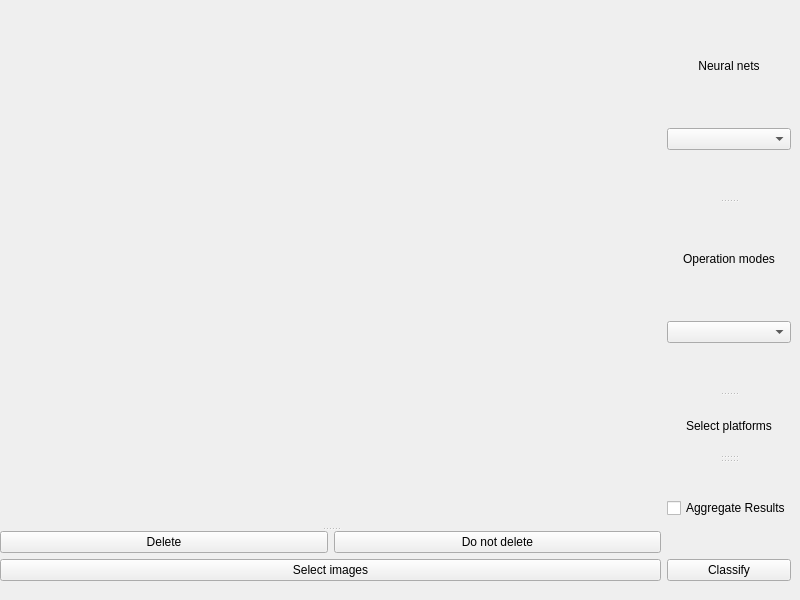
Above: src/gui/handler/ui/StartWidget.ui from MaximilianFranz/hics before the change. Below: the same form after it.
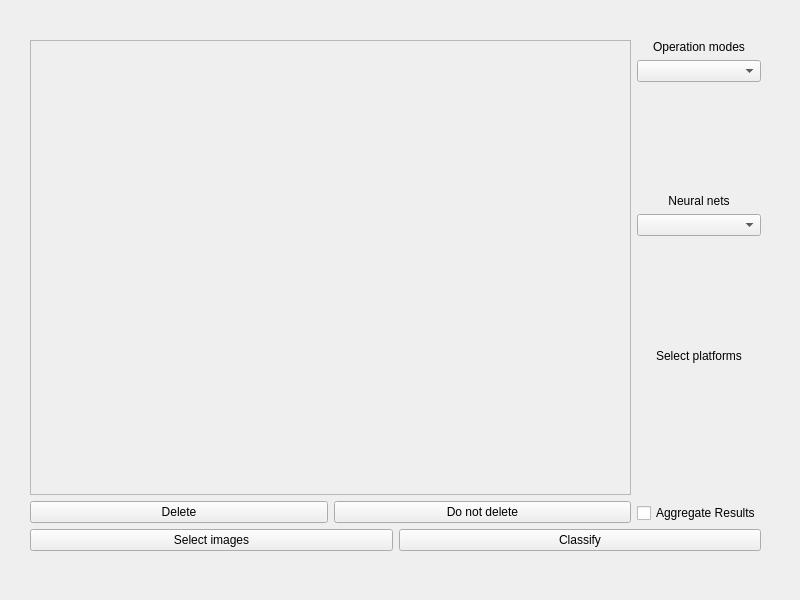
That is the form after the change.

Commit message: Changed StartWidget's design.

The edit to the form file:
```diff
--- a/src/gui/handler/ui/StartWidget.ui
+++ b/src/gui/handler/ui/StartWidget.ui
@@ -10,44 +10,85 @@
     <height>600</height>
    </rect>
   </property>
+  <property name="sizePolicy">
+   <sizepolicy hsizetype="Fixed" vsizetype="Fixed">
+    <horstretch>0</horstretch>
+    <verstretch>0</verstretch>
+   </sizepolicy>
+  </property>
   <property name="windowTitle">
    <string>Form</string>
   </property>
   <widget class="QWidget" name="layoutWidget">
    <property name="geometry">
     <rect>
-     <x>0</x>
-     <y>10</y>
-     <width>791</width>
-     <height>571</height>
+     <x>30</x>
+     <y>40</y>
+     <width>731</width>
+     <height>511</height>
     </rect>
    </property>
-   <layout class="QGridLayout" name="gridLayout">
-    <item row="2" column="1">
-     <widget class="QPushButton" name="classificationQPushButton">
-      <property name="text">
-       <string>Classify</string>
-      </property>
-     </widget>
+   <layout class="QGridLayout" name="startWidgetMainGridLayout" rowstretch="1,0" columnstretch="3,0">
+    <property name="sizeConstraint">
+     <enum>QLayout::SetNoConstraint</enum>
+    </property>
+    <item row="1" column="0" colspan="2">
+     <layout class="QHBoxLayout" name="buttonsLayout" stretch="0,0">
+      <item>
+       <widget class="QPushButton" name="selectInputImagesQPushButton">
+        <property name="text">
+         <string>Select images</string>
+        </property>
+       </widget>
+      </item>
+      <item>
+       <widget class="QPushButton" name="classificationQPushButton">
+        <property name="text">
+         <string>Classify</string>
+        </property>
+       </widget>
+      </item>
+     </layout>
     </item>
-    <item row="1" column="0">
-     <widget class="QSplitter" name="imagesQSplitter">
-      <property name="sizePolicy">
-       <sizepolicy hsizetype="Ignored" vsizetype="Fixed">
-        <horstretch>0</horstretch>
-        <verstretch>0</verstretch>
-       </sizepolicy>
+    <item row="0" column="0">
+     <layout class="QVBoxLayout" name="userImagesLayout" stretch="10,0">
+      <property name="sizeConstraint">
+       <enum>QLayout::SetDefaultConstraint</enum>
       </property>
-      <property name="orientation">
-       <enum>Qt::Vertical</enum>
-      </property>
-      <widget class="QWidget" name="gridLayoutWidget">
-       <layout class="QGridLayout" name="inputImagesQGridLayout"/>
-      </widget>
-      <widget class="QWidget" name="layoutWidget">
-       <layout class="QHBoxLayout" name="deletionQHBoxLayout">
+      <item>
+       <layout class="QGridLayout" name="inputImagesQGridLayout">
+        <property name="sizeConstraint">
+         <enum>QLayout::SetMaximumSize</enum>
+        </property>
+        <item row="0" column="0">
+         <widget class="QScrollArea" name="scrollArea">
+          <property name="widgetResizable">
+           <bool>true</bool>
+          </property>
+          <widget class="QWidget" name="scrollAreaWidgetContents">
+           <property name="geometry">
+            <rect>
+             <x>0</x>
+             <y>0</y>
+             <width>559</width>
+             <height>433</height>
+            </rect>
+           </property>
+          </widget>
+         </widget>
+        </item>
+       </layout>
+      </item>
+      <item>
+       <layout class="QHBoxLayout" name="horizontalLayout" stretch="0,0">
         <item>
          <widget class="QPushButton" name="confirmDeletionQPushButton">
+          <property name="sizePolicy">
+           <sizepolicy hsizetype="Preferred" vsizetype="Fixed">
+            <horstretch>0</horstretch>
+            <verstretch>0</verstretch>
+           </sizepolicy>
+          </property>
           <property name="text">
            <string>Delete</string>
           </property>
@@ -55,39 +96,75 @@
         </item>
         <item>
          <widget class="QPushButton" name="abortDeletionQPushButton">
+          <property name="sizePolicy">
+           <sizepolicy hsizetype="Preferred" vsizetype="Fixed">
+            <horstretch>0</horstretch>
+            <verstretch>0</verstretch>
+           </sizepolicy>
+          </property>
           <property name="text">
            <string>Do not delete</string>
           </property>
          </widget>
         </item>
        </layout>
-      </widget>
-     </widget>
+      </item>
+     </layout>
     </item>
-    <item row="2" column="0">
-     <widget class="QPushButton" name="selectInputImagesQPushButton">
-      <property name="text">
-       <string>Select images</string>
+    <item row="0" column="1">
+     <layout class="QVBoxLayout" name="optionsLayout" stretch="1,1,1,0">
+      <property name="sizeConstraint">
+       <enum>QLayout::SetDefaultConstraint</enum>
       </property>
-     </widget>
-    </item>
-    <item row="0" column="1" rowspan="2">
-     <widget class="QSplitter" name="optionsQSplitter">
-      <property name="sizePolicy">
-       <sizepolicy hsizetype="Fixed" vsizetype="Expanding">
-        <horstretch>0</horstretch>
-        <verstretch>0</verstretch>
-       </sizepolicy>
-      </property>
-      <property name="orientation">
-       <enum>Qt::Vertical</enum>
-      </property>
-      <widget class="QWidget" name="layoutWidget">
-       <layout class="QVBoxLayout" name="neuralNetsQVBoxLayout">
+      <item>
+       <layout class="QVBoxLayout" name="verticalLayout_4" stretch="0,0,0">
+        <item>
+         <widget class="QLabel" name="operationModesTitleQLabel">
+          <property name="sizePolicy">
+           <sizepolicy hsizetype="Preferred" vsizetype="Preferred">
+            <horstretch>0</horstretch>
+            <verstretch>0</verstretch>
+           </sizepolicy>
+          </property>
+          <property name="text">
+           <string>Operation modes</string>
+          </property>
+          <property name="alignment">
+           <set>Qt::AlignBottom|Qt::AlignHCenter</set>
+          </property>
+         </widget>
+        </item>
+        <item>
+         <widget class="QComboBox" name="operationModesQComboBox">
+          <property name="sizePolicy">
+           <sizepolicy hsizetype="Preferred" vsizetype="Fixed">
+            <horstretch>0</horstretch>
+            <verstretch>0</verstretch>
+           </sizepolicy>
+          </property>
+         </widget>
+        </item>
+        <item>
+         <spacer name="verticalSpacer">
+          <property name="orientation">
+           <enum>Qt::Vertical</enum>
+          </property>
+          <property name="sizeHint" stdset="0">
+           <size>
+            <width>20</width>
+            <height>40</height>
+           </size>
+          </property>
+         </spacer>
+        </item>
+       </layout>
+      </item>
+      <item>
+       <layout class="QVBoxLayout" name="verticalLayout_3">
         <item>
          <widget class="QLabel" name="neuralNetsTitleQLabel">
           <property name="sizePolicy">
-           <sizepolicy hsizetype="Preferred" vsizetype="Fixed">
+           <sizepolicy hsizetype="Preferred" vsizetype="Preferred">
             <horstretch>0</horstretch>
             <verstretch>0</verstretch>
            </sizepolicy>
@@ -96,27 +173,43 @@
            <string>Neural nets</string>
           </property>
           <property name="alignment">
-           <set>Qt::AlignCenter</set>
+           <set>Qt::AlignBottom|Qt::AlignHCenter</set>
           </property>
          </widget>
         </item>
         <item>
          <widget class="QComboBox" name="neuralNetsQComboBox"/>
         </item>
+        <item>
+         <spacer name="verticalSpacer_2">
+          <property name="orientation">
+           <enum>Qt::Vertical</enum>
+          </property>
+          <property name="sizeHint" stdset="0">
+           <size>
+            <width>20</width>
+            <height>40</height>
+           </size>
+          </property>
+         </spacer>
+        </item>
        </layout>
-      </widget>
-      <widget class="QWidget" name="layoutWidget">
-       <layout class="QVBoxLayout" name="operationModesQVBoxLayout">
+      </item>
+      <item>
+       <layout class="QVBoxLayout" name="verticalLayout">
         <item>
-         <widget class="QLabel" name="operationModesTitleQLabel">
+         <widget class="QLabel" name="platformsTitleQLabel">
+          <property name="enabled">
+           <bool>true</bool>
+          </property>
           <property name="sizePolicy">
-           <sizepolicy hsizetype="Minimum" vsizetype="Fixed">
+           <sizepolicy hsizetype="Preferred" vsizetype="Fixed">
             <horstretch>0</horstretch>
             <verstretch>0</verstretch>
            </sizepolicy>
           </property>
           <property name="text">
-           <string>Operation modes</string>
+           <string>Select platforms</string>
           </property>
           <property name="alignment">
            <set>Qt::AlignCenter</set>
@@ -124,50 +217,37 @@
          </widget>
         </item>
         <item>
-         <widget class="QComboBox" name="operationModesQComboBox"/>
+         <layout class="QVBoxLayout" name="platformsQVBoxLayout"/>
+        </item>
+        <item>
+         <spacer name="verticalSpacer_3">
+          <property name="orientation">
+           <enum>Qt::Vertical</enum>
+          </property>
+          <property name="sizeHint" stdset="0">
+           <size>
+            <width>20</width>
+            <height>40</height>
+           </size>
+          </property>
+         </spacer>
         </item>
        </layout>
-      </widget>
-      <widget class="QSplitter" name="platformsQSplitter">
-       <property name="sizePolicy">
-        <sizepolicy hsizetype="Preferred" vsizetype="Maximum">
-         <horstretch>0</horstretch>
-         <verstretch>0</verstretch>
-        </sizepolicy>
-       </property>
-       <property name="orientation">
-        <enum>Qt::Vertical</enum>
-       </property>
-       <widget class="QLabel" name="platformsTitleQLabel">
+      </item>
+      <item>
+       <widget class="QCheckBox" name="aggregateResultsQCheckBox">
         <property name="sizePolicy">
-         <sizepolicy hsizetype="Expanding" vsizetype="Expanding">
+         <sizepolicy hsizetype="Preferred" vsizetype="Preferred">
           <horstretch>0</horstretch>
           <verstretch>0</verstretch>
          </sizepolicy>
         </property>
         <property name="text">
-         <string>Select platforms</string>
+         <string>Aggregate Results</string>
         </property>
-        <property name="alignment">
-         <set>Qt::AlignCenter</set>
-        </property>
        </widget>
-       <widget class="QWidget" name="verticalLayoutWidget">
-        <layout class="QVBoxLayout" name="platformsQVBoxLayout"/>
-       </widget>
-      </widget>
-      <widget class="QCheckBox" name="aggregateResultsQCheckBox">
-       <property name="sizePolicy">
-        <sizepolicy hsizetype="Minimum" vsizetype="Minimum">
-         <horstretch>0</horstretch>
-         <verstretch>0</verstretch>
-        </sizepolicy>
-       </property>
-       <property name="text">
-        <string>Aggregate Results</string>
-       </property>
-      </widget>
-     </widget>
+      </item>
+     </layout>
     </item>
    </layout>
   </widget>
```
